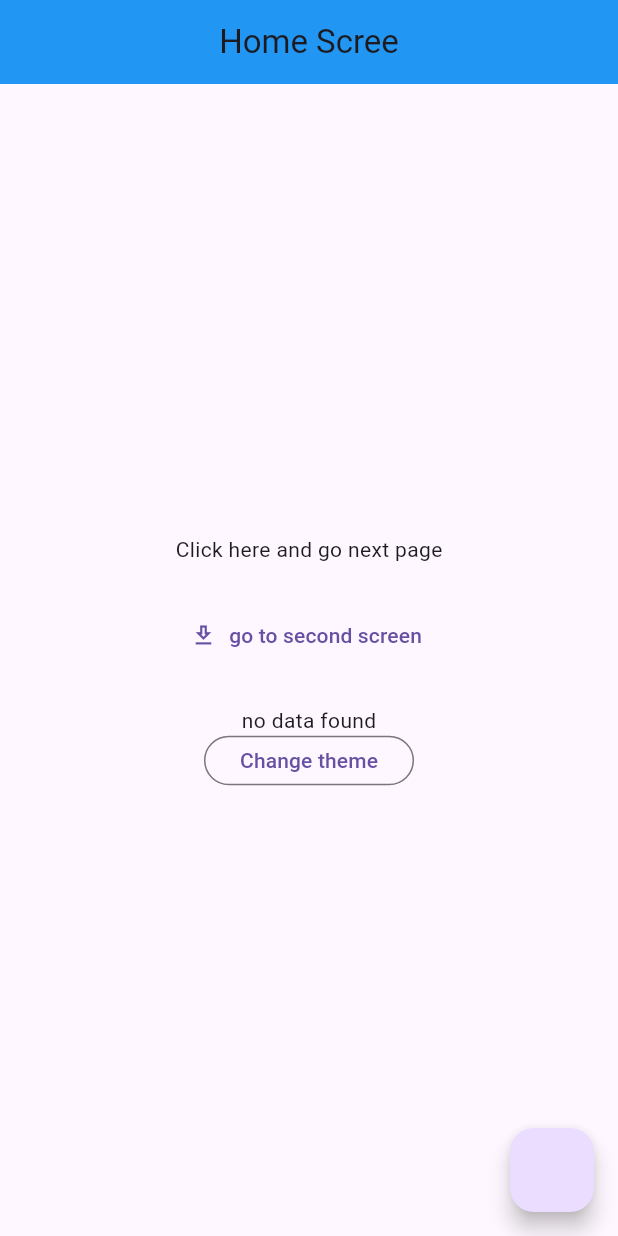
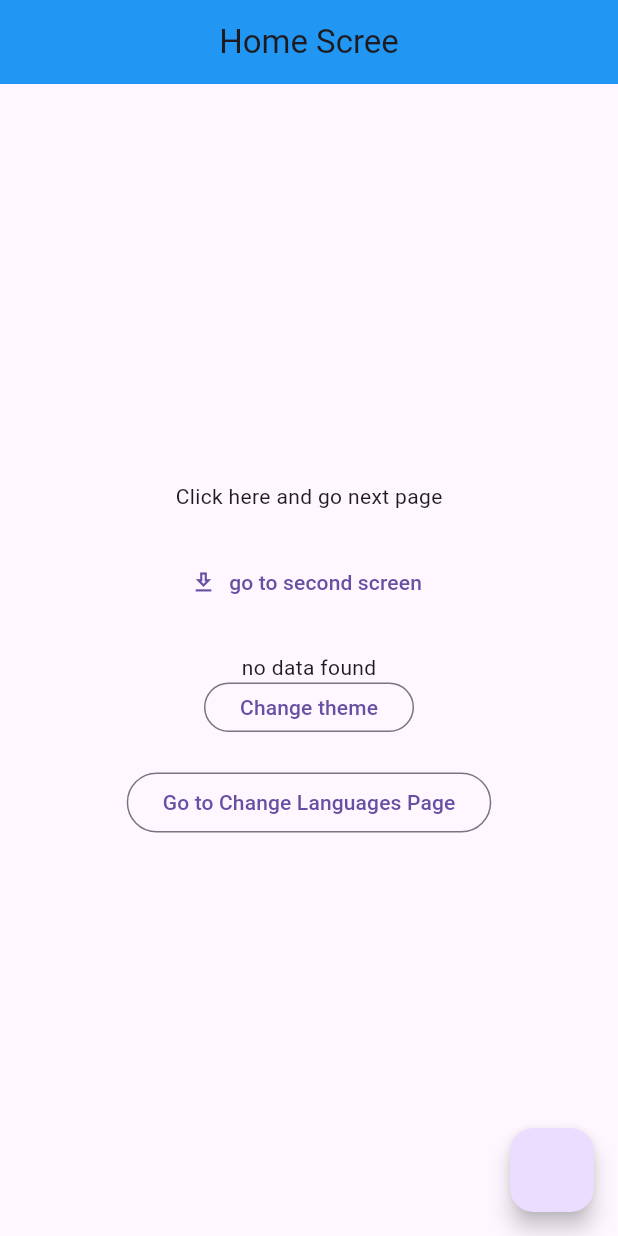
Before and after one commit to tamim-cloud/getx, a Flutter app: the screen it shows after launch, on a phone screen of 412 x 824 dp. Run offline on Flutter 3.47's test engine with Material 3 defaults, Android fonts, the phone set to English and light mode, and no system bars; our stand-ins replace get.

Commit message:
change languages

```diff
--- /dev/null
+++ b/lib/data/models/languages.dart
@@ -0,0 +1,17 @@
+import 'package:get/get_navigation/src/root/internacionalization.dart';
+
+class Languages extends Translations {
+
+
+  @override
+  Map<String, Map<String, String>> get keys =>{
+    'en_US': {
+      'name': 'Tamim Hossain',
+      'versity': 'Varendra University'
+    },
+    'bn_BD': {
+      'name': 'তামিম হোসেন',
+      'versity': 'বরেন্দ্র বিশ্ববিদ্যালয়'
+    }
+  };
+}
--- a/lib/getx_app.dart
+++ b/lib/getx_app.dart
@@ -1,5 +1,6 @@
 import 'package:flutter/material.dart';
 import 'package:get/get_navigation/src/root/get_material_app.dart';
+import 'package:getx/data/models/languages.dart';
 import 'package:getx/presentation/screens/home_screen.dart';
 
 class GetxApp extends StatelessWidget {
@@ -7,7 +8,11 @@ class GetxApp extends StatelessWidget {
 
   @override
   Widget build(BuildContext context) {
-    return GetMaterialApp( debugShowCheckedModeBanner: false,
+    return GetMaterialApp(
+      debugShowCheckedModeBanner: false,
+      translations: Languages(),
+      locale: Locale('en', 'US'),
+      fallbackLocale: Locale('bn', 'BD'),
       home: HomeScreen()
     );
   }
--- a/lib/presentation/screens/home_screen.dart
+++ b/lib/presentation/screens/home_screen.dart
@@ -1,6 +1,7 @@
 import 'package:flutter/material.dart';
 import 'package:get/get.dart';
 import 'package:getx/presentation/screens/second_screen.dart';
+import 'package:getx/presentation/widgets/change_language.dart';
 
 class HomeScreen extends StatefulWidget {
   const HomeScreen({super.key});
@@ -46,18 +47,21 @@ class _HomeScreenState extends State<HomeScreen> {
                 height: 33,
                 child: OutlinedButton(
                     onPressed: () {
-                      Get.bottomSheet(backgroundColor: Colors.greenAccent,
+                      Get.bottomSheet(
+                          backgroundColor: Colors.greenAccent,
                           Column(
                             children: [
                               ListTile(
                                 leading: Icon(Icons.dark_mode),
-                            title: Text("Dark Mode"), onTap: () {
+                                title: Text("Dark Mode"),
+                                onTap: () {
                                   Get.changeTheme(ThemeData.dark());
                                 },
                               ),
                               ListTile(
                                 leading: Icon(Icons.light_mode),
-                            title: Text("Light Mode"), onTap: () {
+                                title: Text("Light Mode"),
+                                onTap: () {
                                   Get.changeTheme(ThemeData.light());
                                 },
                               ),
@@ -66,6 +70,15 @@ class _HomeScreenState extends State<HomeScreen> {
                     },
                     child: Text("Change theme")),
               ),
+              SizedBox(
+                height: 23,
+              ),
+              OutlinedButton(
+                onPressed: () {
+                  Get.to(ChangeLanguage());
+                },
+                child: Text("Go to Change Languages Page"),
+              )
             ],
           ),
         ),
--- a/lib/presentation/widgets/third_screen.dart
+++ b/lib/presentation/widgets/third_screen.dart
@@ -11,7 +11,10 @@ class ThirdScreen extends StatelessWidget {
       appBar: AppBar(
         title: Text("Third Screen"),
       ),
-      body: Center(
+      body: Container(
+        color: Colors.blue,
+        height: MediaQuery.of(context).size.height * .5,
+        child: Center(
           child: Column(
             mainAxisAlignment: MainAxisAlignment.center,
             children: [
@@ -45,6 +48,7 @@ class ThirdScreen extends StatelessWidget {
             ],
           ),
         ),
+      ),
     );
   }
 }
```
Also changed, not shown: lib/presentation/widgets/change_language.dart (added, +45 -0 lines). Lines whose indentation alone changed are shown as unchanged.
